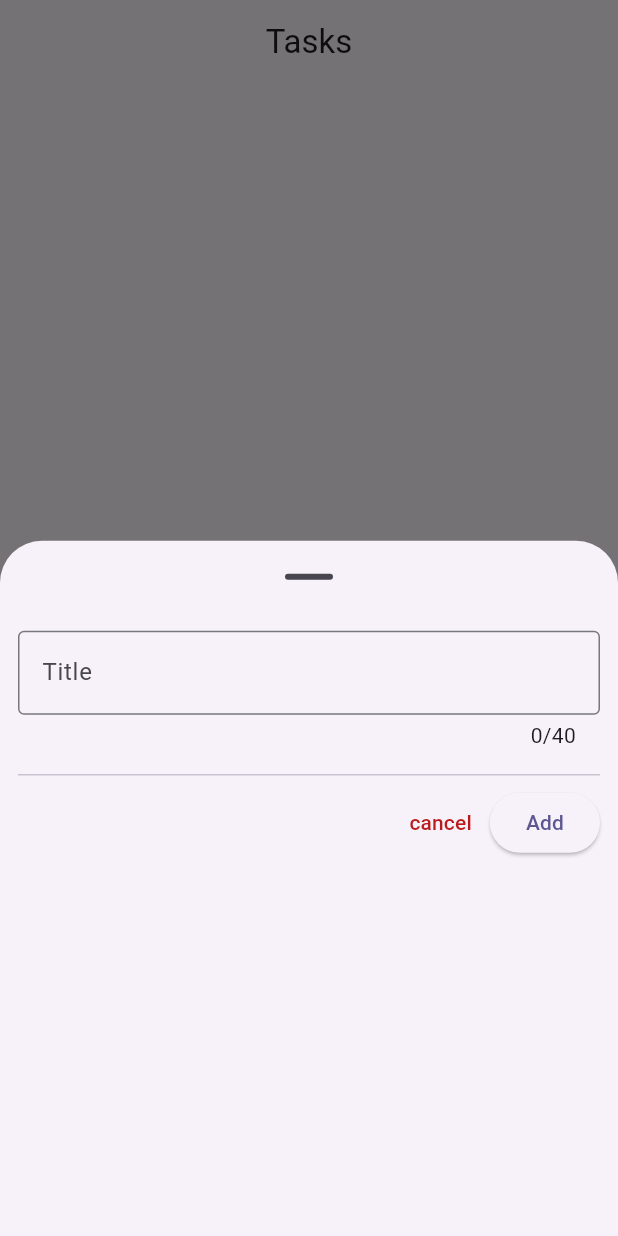
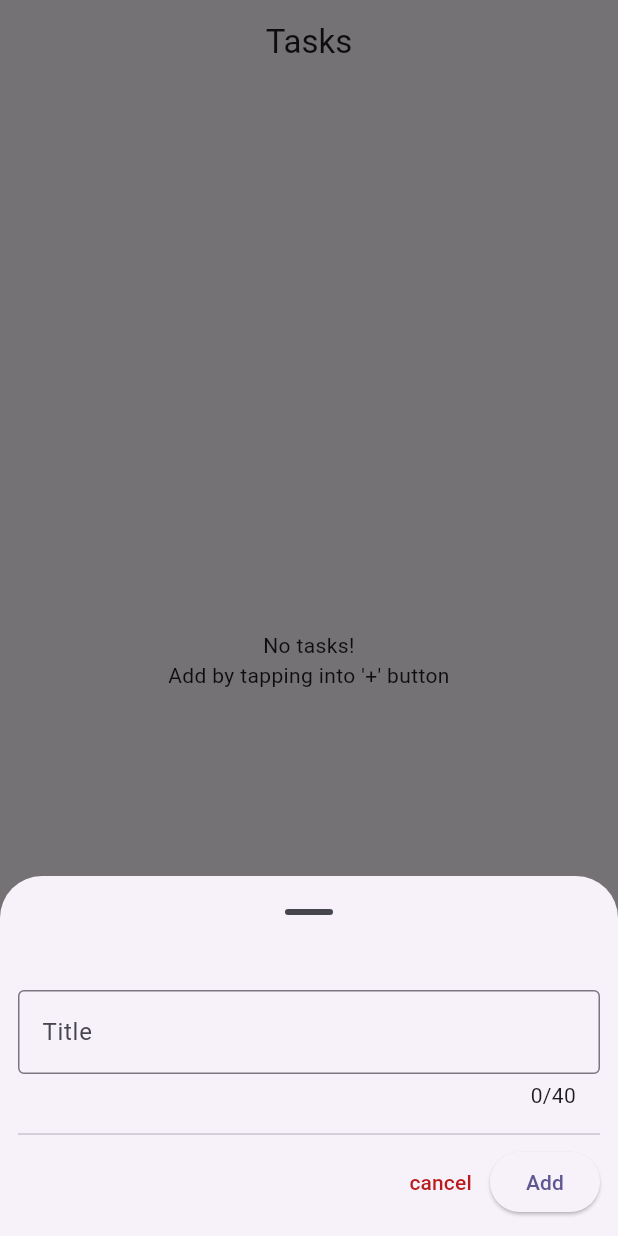
Before and after one commit to niamotullah/todolist_basic, a Flutter app: the screen it shows after launch, after a tap on the "add" icon, on a phone screen of 412 x 824 dp. Run offline on Flutter 3.47's test engine with Material 3 defaults, Android fonts, the phone set to English and light mode, and no system bars; our stand-ins replace device_preview.

Commit message:
fix:     - on AddNewTask screen keyboard would overlap the input fields

```diff
--- a/lib/screen/main_screen.dart
+++ b/lib/screen/main_screen.dart
@@ -19,6 +19,7 @@ class _MainScreenState extends State<MainScreen> {
     return Consumer<TaskListProvider>(
       builder: (context, value, child) {
         return Scaffold(
+          resizeToAvoidBottomInset: true,
           appBar: AppBar(
             centerTitle: true,
             title: Text('Tasks'),
@@ -27,7 +28,12 @@ class _MainScreenState extends State<MainScreen> {
             tooltip: 'Add Task',
             onPressed: () async {
               final newItem = await showModalBottomSheet<TaskModel>(
+                isDismissible: false,
+                enableDrag: false,
                 showDragHandle: true,
+
+                useSafeArea: true,
+                isScrollControlled: true,
                 context: context,
                 builder: (context) => AddNewTask(),
               );
--- a/lib/widget/add_new_task.dart
+++ b/lib/widget/add_new_task.dart
@@ -23,13 +23,19 @@ class _AddNewTaskState extends State<AddNewTask> {
 
   @override
   Widget build(BuildContext context) {
-    return Form(
+    return SingleChildScrollView(
+      padding: EdgeInsets.only(
+        top: 16,
+        bottom: MediaQuery.of(context).viewInsets.bottom,
+      ),
+      child: Form(
         autovalidateMode: AutovalidateMode.onUserInteraction,
         key: _formController,
         child: Container(
           padding: EdgeInsets.all(12),
           alignment: Alignment.center,
           child: Column(
+            mainAxisSize: MainAxisSize.min,
             children: [
               // task name
               TextFormField(
@@ -40,7 +46,7 @@ class _AddNewTaskState extends State<AddNewTask> {
 
                   return null;
                 },
-              keyboardType: TextInputType.number,
+                keyboardType: TextInputType.text,
                 maxLength: 40,
                 controller: _titleEditingController,
                 onSaved: (newValue) => _title = newValue,
@@ -48,7 +54,7 @@ class _AddNewTaskState extends State<AddNewTask> {
                   hintText: 'Something',
                   floatingLabelStyle: TextStyle(fontWeight: FontWeight.bold),
                   labelText: 'Title',
-                counter: ValueListenableBuilder(
+                  counter: ValueListenableBuilder<TextEditingValue>(
                     valueListenable: _titleEditingController,
                     builder: (context, value, child) => Text(
                       '${_titleEditingController.value.text.length}/40',
@@ -83,6 +89,7 @@ class _AddNewTaskState extends State<AddNewTask> {
             ],
           ),
         ),
+      ),
     );
   }
 
```
Also changed, not shown: 1 other file. Lines whose indentation alone changed are shown as unchanged.
